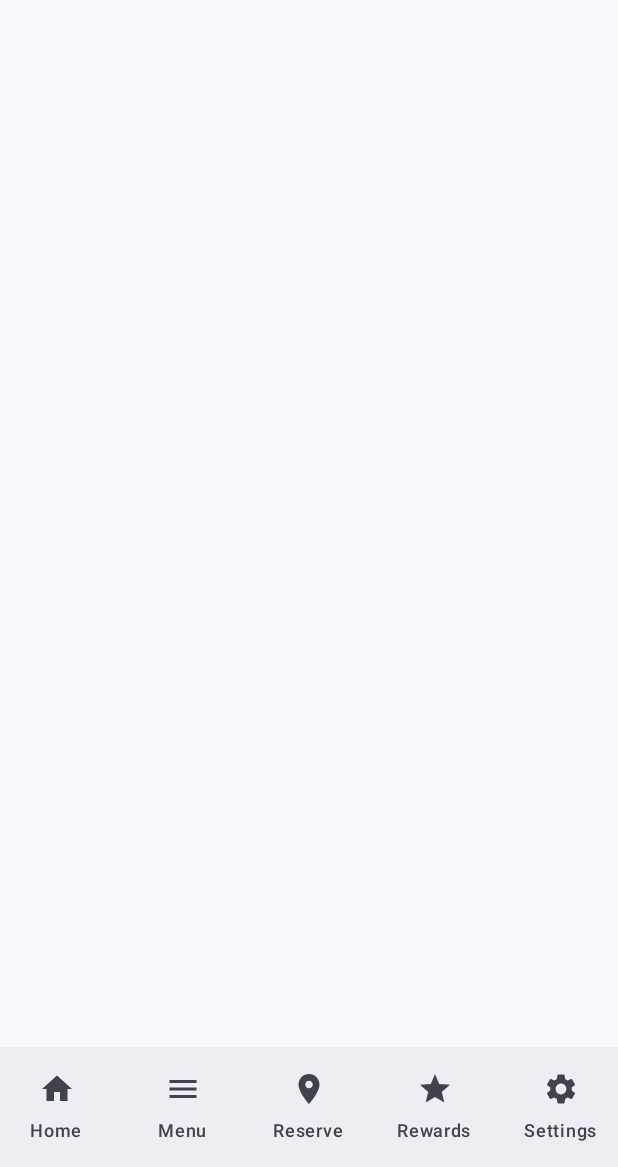
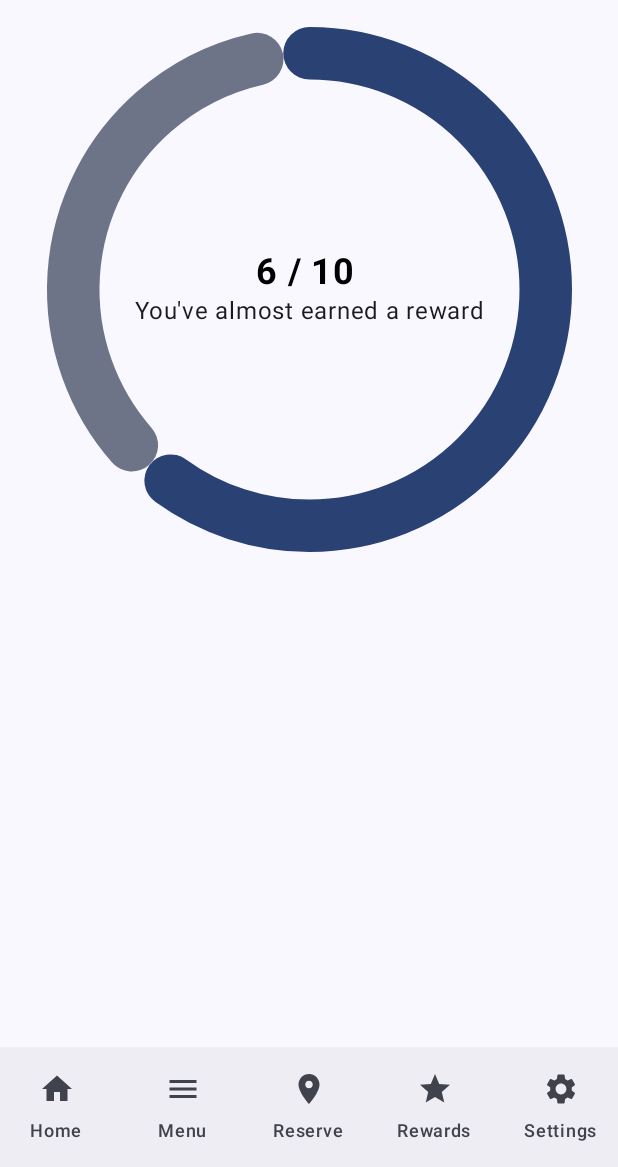
Before and after one commit to emi-a-dinh/mood_swing, an Android app built with Jetpack Compose: the RewardsScreen screen opened through its navigation route, on a phone screen of 412 x 824 dp, the part 69-1236 px from its top. Run offline under Robolectric (Android 15) with nearby library versions, the light colour scheme and no system bars.

Commit message:
progress circle composable created, hass dynamic text in the middle based on value of progress

```diff
--- a/app/src/main/java/com/zybooks/moodswing/ui/RewardsScreen.kt
+++ b/app/src/main/java/com/zybooks/moodswing/ui/RewardsScreen.kt
@@ -1,8 +1,72 @@
 package com.zybooks.moodswing.ui
 
+import androidx.compose.foundation.content.MediaType.Companion.Text
+import androidx.compose.foundation.layout.Arrangement
+import androidx.compose.foundation.layout.Box
+
+import androidx.compose.foundation.layout.Column
+import androidx.compose.foundation.layout.fillMaxSize
+import androidx.compose.foundation.layout.size
+import androidx.compose.material3.CircularProgressIndicator
+import androidx.compose.material3.Text
+
 import androidx.compose.runtime.Composable
+import androidx.compose.runtime.getValue
+import androidx.compose.runtime.mutableStateOf
+import androidx.compose.runtime.remember
+import androidx.compose.runtime.setValue
+import androidx.compose.ui.Alignment
+import androidx.compose.ui.Modifier
+import androidx.compose.ui.graphics.Color
+import androidx.compose.ui.text.font.FontWeight
+import androidx.compose.ui.unit.Dp
+import androidx.compose.ui.unit.dp
+import androidx.compose.ui.unit.sp
 
 @Composable
 fun RewardsScreen(viewModel: RewardsViewModel) {
+    var progress: Float by remember {mutableStateOf(.6f)}
+
+    Column (
+        horizontalAlignment = Alignment.CenterHorizontally,
+        modifier = Modifier.fillMaxSize()
+    ){
+        RewardProgressCircle(progress)
+    }
 
 }
+
+@Composable
+fun RewardProgressCircle(progress : Float){
+    val indicatorSize = 350.dp
+    val trackwidth: Dp = (indicatorSize *.1f)
+    val commonModifier = Modifier.size(indicatorSize)
+
+    Box(
+        contentAlignment = Alignment.Center,
+        modifier = Modifier.size(indicatorSize)
+    ){
+        CircularProgressIndicator(
+            progress = { progress },
+            modifier = commonModifier,
+            strokeWidth = trackwidth
+        )
+        Column( horizontalAlignment = Alignment.CenterHorizontally){
+            Text (
+                text = "${(progress * 10).toInt()} / 10 ",
+                fontSize = 24.sp,
+                fontWeight = FontWeight.Bold,
+                color = Color.Black
+            )
+            Text(
+                text = if (progress < .5f) "Keep going!" else "You've almost earned a reward"
+            )
+        }
+
+
+
+
+    }
+
+
+}
```
